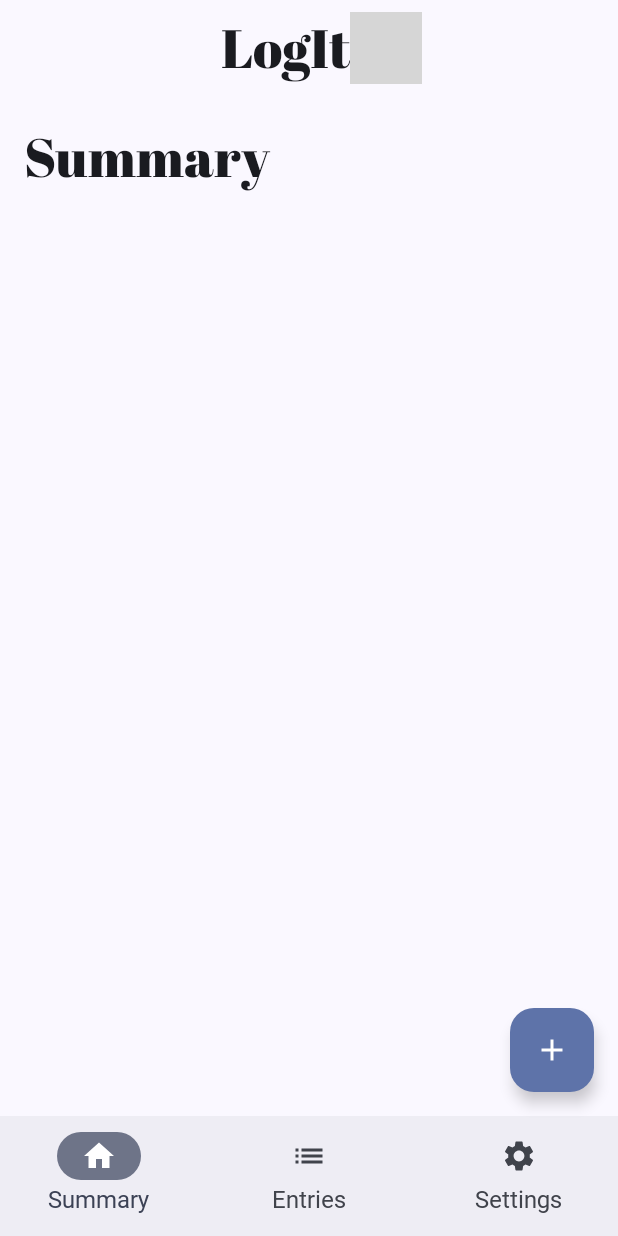
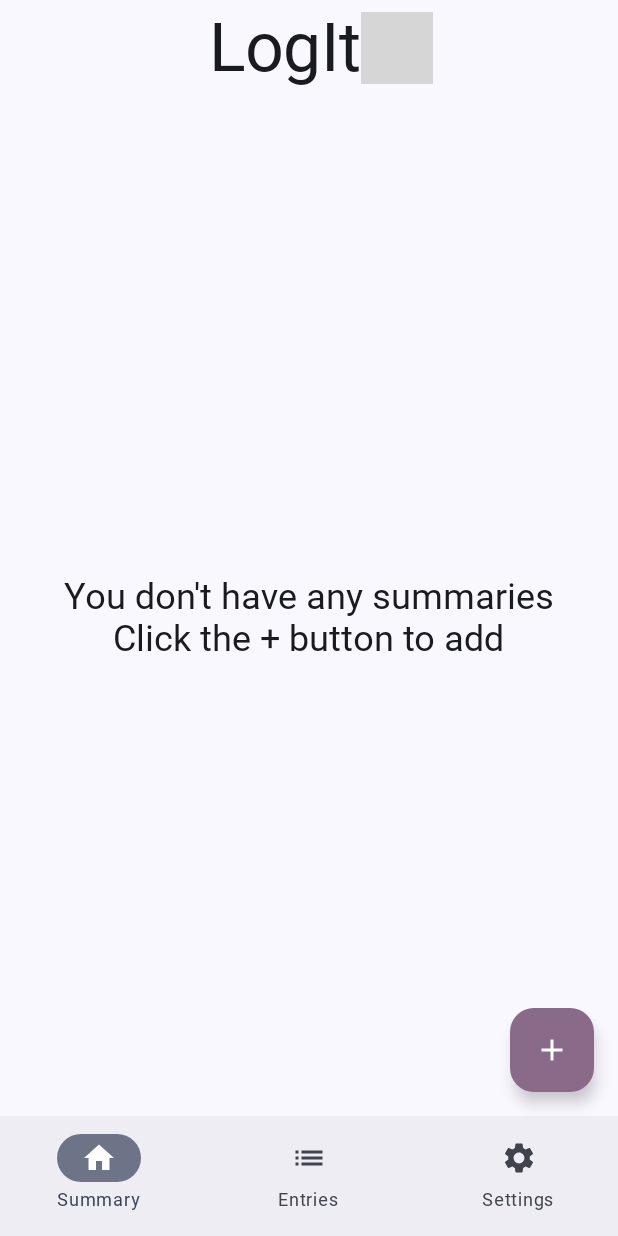
Before and after one commit to Vikaspogu/logit-app, an Android app built with Jetpack Compose: the screen it shows after launch (MainActivity), on a phone screen of 412 x 824 dp. Run offline under Robolectric (Android 15) with nearby library versions, the light colour scheme and no system bars; our stand-ins replace Room's generated code; Roboto replaces fonts that are not available here; 2 statements that could not run were skipped; grey boxes are pictures that could not be loaded.

Commit message:
add text when empty

```diff
--- a/app/src/main/java/com/vikaspogu/logit/ui/LogItApp.kt
+++ b/app/src/main/java/com/vikaspogu/logit/ui/LogItApp.kt
@@ -1,6 +1,8 @@
 package com.vikaspogu.logit.ui
 
 import android.annotation.SuppressLint
+import androidx.compose.animation.AnimatedContentTransitionScope
+import androidx.compose.animation.core.tween
 import androidx.compose.material3.Scaffold
 import androidx.compose.runtime.Composable
 import androidx.compose.ui.Modifier
@@ -33,7 +35,31 @@ fun LogItApp(navController: NavHostController = rememberNavController(), modifie
     Scaffold {
         NavHost(
             navController = navController,
-            startDestination = NavigationDestinations.Summary.name
+            startDestination = NavigationDestinations.Summary.name,
+            enterTransition = {
+                slideIntoContainer(
+                    towards = AnimatedContentTransitionScope.SlideDirection.Left,
+                    animationSpec = tween(700)
+                )
+            },
+            exitTransition = {
+                slideOutOfContainer(
+                    towards = AnimatedContentTransitionScope.SlideDirection.Left,
+                    animationSpec = tween(700)
+                )
+            },
+            popEnterTransition = {
+                slideIntoContainer(
+                    towards = AnimatedContentTransitionScope.SlideDirection.Right,
+                    animationSpec = tween(700)
+                )
+            },
+            popExitTransition = {
+                slideOutOfContainer(
+                    towards = AnimatedContentTransitionScope.SlideDirection.Right,
+                    animationSpec = tween(700)
+                )
+            }
         ) {
             composable(route = NavigationDestinations.Summary.name) {
                 SummaryScreen(
--- a/app/src/main/java/com/vikaspogu/logit/ui/components/TopAndBottomBar.kt
+++ b/app/src/main/java/com/vikaspogu/logit/ui/components/TopAndBottomBar.kt
@@ -6,7 +6,6 @@ import androidx.compose.foundation.layout.padding
 import androidx.compose.foundation.layout.size
 import androidx.compose.material.icons.Icons
 import androidx.compose.material.icons.automirrored.filled.ArrowBack
-import androidx.compose.material.icons.filled.ArrowBack
 import androidx.compose.material3.CenterAlignedTopAppBar
 import androidx.compose.material3.ExperimentalMaterial3Api
 import androidx.compose.material3.Icon
@@ -40,7 +39,7 @@ fun TopBar(
             Row(verticalAlignment = Alignment.CenterVertically) {
                 Text(
                     text = stringResource(R.string.app_name),
-                    style = MaterialTheme.typography.displayLarge
+                    style = MaterialTheme.typography.displayMedium
                 )
                 Image(
                     modifier = Modifier
@@ -81,7 +80,7 @@ fun BottomBar(navController: NavHostController) {
                 icon = {
                     Icon(
                         navigationItem.icon,
-                        contentDescription = navigationItem.label
+                        contentDescription = navigationItem.label,
                     )
                 },
                 onClick = {
--- a/app/src/main/java/com/vikaspogu/logit/ui/entry/AddEditEntry.kt
+++ b/app/src/main/java/com/vikaspogu/logit/ui/entry/AddEditEntry.kt
@@ -66,7 +66,7 @@ fun AddEditEntry(
     modifier: Modifier
 ) {
     Scaffold(topBar = {
-        TopBar(true, navController, NavigationDestinations.Entries)
+        TopBar(true, navController, NavigationDestinations.Summary)
     }) { innerPadding ->
         AddEditForm(
             modifier = modifier
@@ -209,7 +209,7 @@ fun AddEditForm(
                 coroutineScope.launch {
                     viewModel.updateEntry()
                 }
-                navController.navigate(NavigationDestinations.Summary.name)
+                navController.navigate(NavigationDestinations.Entries.name)
             }, shape = MaterialTheme.shapes.large, modifier = Modifier.fillMaxWidth()) {
                 Text(text = stringResource(id = R.string.update))
             }
--- a/app/src/main/java/com/vikaspogu/logit/ui/home/Summary.kt
+++ b/app/src/main/java/com/vikaspogu/logit/ui/home/Summary.kt
@@ -20,11 +20,13 @@ import androidx.compose.material3.ExperimentalMaterial3Api
 import androidx.compose.material3.FloatingActionButton
 import androidx.compose.material3.Icon
 import androidx.compose.material3.MaterialTheme
+import androidx.compose.material3.OutlinedTextFieldDefaults
 import androidx.compose.material3.Scaffold
 import androidx.compose.material3.Text
 import androidx.compose.runtime.Composable
 import androidx.compose.runtime.collectAsState
 import androidx.compose.runtime.getValue
+import androidx.compose.ui.Alignment
 import androidx.compose.ui.Modifier
 import androidx.compose.ui.res.dimensionResource
 import androidx.compose.ui.res.stringResource
@@ -51,20 +53,33 @@ fun SummaryScreen(
             },
         )
     }, floatingActionButton = {
-        FloatingActionButton(onClick = { navController.navigate("addEdit/{action}/0".replace(oldValue = "{action}", newValue = Constants.ADD)) }) {
+        FloatingActionButton(onClick = {
+            navController.navigate(
+                "addEdit/{action}/0".replace(
+                    oldValue = "{action}",
+                    newValue = Constants.ADD
+                )
+            )
+        }, containerColor = MaterialTheme.colorScheme.tertiaryContainer) {
             Icon(
-                imageVector = Icons.Default.Add, contentDescription = stringResource(id = R.string.add)
+                imageVector = Icons.Default.Add,
+                contentDescription = stringResource(id = R.string.add),
             )
         }
     }, bottomBar = {
         BottomBar(navController = navController)
     }) { innerPadding ->
+        if (summaryUiState.summaryList.isNotEmpty()) {
             SummaryList(
                 summaryList = summaryUiState.summaryList,
                 contentPadding = innerPadding,
                 modifier = modifier
                     .fillMaxSize()
             )
+        } else {
+            EmptySummary(modifier = modifier)
+        }
+
     }
 }
 
@@ -73,7 +88,21 @@ fun SummaryList(summaryList: List<Summary>, contentPadding: PaddingValues, modif
     LazyColumn(
         modifier = modifier, contentPadding = contentPadding
     ) {
-        item { SummaryDetails(summaryList, modifier) }
+        item {
+            SummaryDetails(summaryList, modifier)
+        }
+    }
+}
+
+@Composable
+fun EmptySummary(modifier: Modifier) {
+    Column(
+        modifier = modifier.fillMaxSize(),
+        verticalArrangement = Arrangement.Center,
+        horizontalAlignment = Alignment.CenterHorizontally
+    ) {
+        Text(text = "You don't have any summaries", style = MaterialTheme.typography.headlineSmall)
+        Text(text = "Click the + button to add", style = MaterialTheme.typography.headlineSmall)
     }
 }
 
@@ -84,7 +113,7 @@ fun SummaryDetails(summaryList: List<Summary>, modifier: Modifier) {
             modifier = Modifier
                 .padding(16.dp),
             text = stringResource(id = R.string.summary),
-            style = MaterialTheme.typography.displayLarge
+            style = MaterialTheme.typography.headlineMedium
         )
         for (summary in summaryList) {
             SummaryCard(
@@ -111,11 +140,11 @@ fun SummaryCard(summary: Summary, modifier: Modifier) {
             ) {
                 Text(
                     text = summary.type,
-                    style = MaterialTheme.typography.displayMedium,
+                    style = MaterialTheme.typography.headlineSmall,
                 )
                 Spacer(modifier = Modifier.weight(1f))
                 Text(
-                    text = summary.total.toString(), style = MaterialTheme.typography.displayMedium
+                    text = summary.total.toString(), style = MaterialTheme.typography.headlineSmall
                 )
             }
         }
--- a/app/src/main/java/com/vikaspogu/logit/ui/theme/Type.kt
+++ b/app/src/main/java/com/vikaspogu/logit/ui/theme/Type.kt
@@ -13,43 +13,143 @@ val AbrilFatface = FontFamily(
     Font(R.font.abril_fatface_regular)
 )
 
-val Montserrat = FontFamily(
+val MontserratFontFamily = FontFamily(
     Font(R.font.montserrat_regular),
     Font(R.font.montserrat_bold, FontWeight.Bold)
 )
 
 val Typography = Typography(
+    // Display Large - Montserrat 57/64 . -0.25px
     displayLarge = TextStyle(
-        fontFamily = AbrilFatface,
-        fontWeight = FontWeight.Normal,
-        fontSize = 36.sp
-    ),
-    displayMedium = TextStyle(
-        fontFamily = Montserrat,
-        fontWeight = FontWeight.Bold,
-        fontSize = 20.sp
-    ),
-    labelMedium = TextStyle(
-        fontFamily = Montserrat,
-        fontSize = 16.sp
-    ),
-    labelSmall = TextStyle(
-        fontFamily = Montserrat,
-        fontWeight = FontWeight.Bold,
-        fontSize = 14.sp
-    ),
-    bodyLarge = TextStyle(
-        fontFamily = Montserrat,
-        fontWeight = FontWeight.Normal,
-        fontSize = 14.sp
-    ),
-    titleLarge = TextStyle(
-        fontSize = 30.sp,
-        lineHeight = 28.sp,
-        fontWeight = FontWeight.Bold,
-        letterSpacing = 0.sp,
-        lineBreak = LineBreak.Heading,
-        fontFamily = Montserrat,
+        fontFamily = MontserratFontFamily,
+        fontWeight = FontWeight.W400,
+        fontSize = 57.sp,
+        lineHeight = 64.sp,
+        letterSpacing = (-0.25).sp,
     ),
 
-    )
+    // Display Medium - Montserrat 45/52 . 0px
+    displayMedium = TextStyle(
+        fontFamily = MontserratFontFamily,
+        fontWeight = FontWeight.W400,
+        fontSize = 45.sp,
+        lineHeight = 52.sp,
+        letterSpacing = 0.sp,
+    ),
+
+    // Display Small - Montserrat 36/44 . 0px
+    displaySmall = TextStyle(
+        fontFamily = MontserratFontFamily,
+        fontWeight = FontWeight.W400,
+        fontSize = 36.sp,
+        lineHeight = 44.sp,
+        letterSpacing = 0.sp,
+    ),
+
+    // Headline Large - Montserrat 32/40 . 0px
+    headlineLarge = TextStyle(
+        fontFamily = MontserratFontFamily,
+        fontWeight = FontWeight.W400,
+        fontSize = 32.sp,
+        lineHeight = 40.sp,
+        letterSpacing = 0.sp,
+    ),
+
+    // Headline Medium - Montserrat 28/36 . 0px
+    headlineMedium = TextStyle(
+        fontFamily = MontserratFontFamily,
+        fontWeight = FontWeight.W400,
+        fontSize = 28.sp,
+        lineHeight = 36.sp,
+        letterSpacing = 0.sp,
+    ),
+
+    // Headline Small - Montserrat 24/32 . 0px
+    headlineSmall = TextStyle(
+        fontFamily = MontserratFontFamily,
+        fontWeight = FontWeight.W400,
+        fontSize = 24.sp,
+        lineHeight = 32.sp,
+        letterSpacing = 0.sp,
+    ),
+
+    // Title Large - Montserrat 22/28 . 0px
+    titleLarge = TextStyle(
+        fontFamily = MontserratFontFamily,
+        fontWeight = FontWeight.W400,
+        fontSize = 22.sp,
+        lineHeight = 28.sp,
+        letterSpacing = 0.sp,
+    ),
+
+    // Title Medium - Montserrat 16/24 . 0.15px
+    titleMedium = TextStyle(
+        fontFamily = MontserratFontFamily,
+        fontWeight = FontWeight.W500,
+        fontSize = 16.sp,
+        lineHeight = 24.sp,
+        letterSpacing = 0.15.sp,
+    ),
+
+    // Title Small - Montserrat 14/20 . 0.1px
+    titleSmall = TextStyle(
+        fontFamily = MontserratFontFamily,
+        fontWeight = FontWeight.W500,
+        fontSize = 14.sp,
+        lineHeight = 20.sp,
+        letterSpacing = 0.1.sp,
+    ),
+
+    // Label Large - Montserrat 14/20 . 0.1px
+    labelLarge = TextStyle(
+        fontFamily = MontserratFontFamily,
+        fontWeight = FontWeight.W500,
+        fontSize = 14.sp,
+        lineHeight = 20.sp,
+        letterSpacing = 0.1.sp,
+    ),
+
+    // Label Medium - Montserrat 12/16 . 0.5px
+    labelMedium = TextStyle(
+        fontFamily = MontserratFontFamily,
+        fontWeight = FontWeight.W500,
+        fontSize = 12.sp,
+        lineHeight = 16.sp,
+        letterSpacing = 0.5.sp,
+    ),
+
+    // Label Small - Montserrat 11/16 . 0.5px
+    labelSmall = TextStyle(
+        fontFamily = MontserratFontFamily,
+        fontWeight = FontWeight.W500,
+        fontSize = 11.sp,
+        lineHeight = 16.sp,
+        letterSpacing = 0.5.sp,
+    ),
+
+    // Body Large - Montserrat 16/24 . 0.5px
+    bodyLarge = TextStyle(
+        fontFamily = MontserratFontFamily,
+        fontWeight = FontWeight.W400,
+        fontSize = 16.sp,
+        lineHeight = 24.sp,
+        letterSpacing = 0.5.sp,
+    ),
+
+    // Body Medium - Montserrat 14/20 . 0.25px
+    bodyMedium = TextStyle(
+        fontFamily = MontserratFontFamily,
+        fontWeight = FontWeight.W400,
+        fontSize = 14.sp,
+        lineHeight = 20.sp,
+        letterSpacing = 0.25.sp,
+    ),
+    // Body Small - Montserrat 12/16 . 0.4px
+    bodySmall = TextStyle(
+        fontFamily = MontserratFontFamily,
+        fontWeight = FontWeight.W400,
+        fontSize = 12.sp,
+        lineHeight = 16.sp,
+        letterSpacing = 0.4.sp,
+    ),
+)
```
Also changed, not shown: app/src/main/java/com/vikaspogu/logit/ui/entry/Entries.kt (+27 -13 lines), app/src/main/java/com/vikaspogu/logit/ui/settings/Settings.kt (+4 -4 lines). Lines whose indentation alone changed are shown as unchanged.
